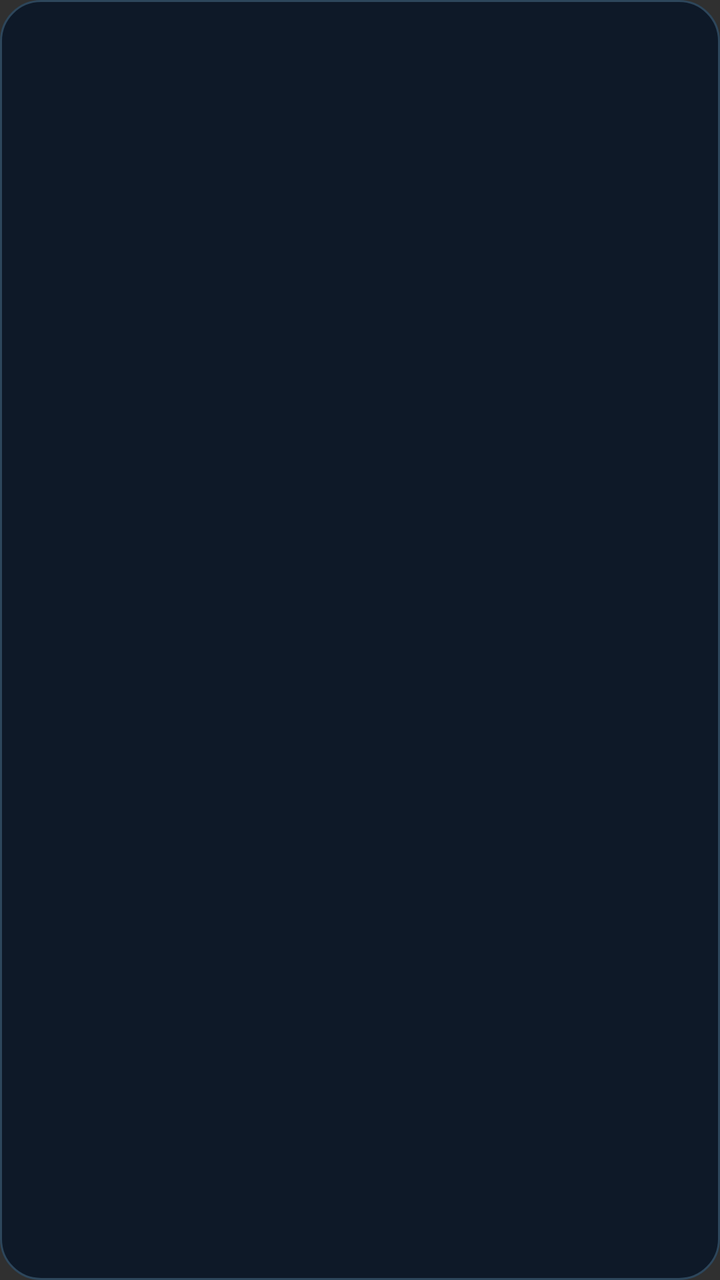
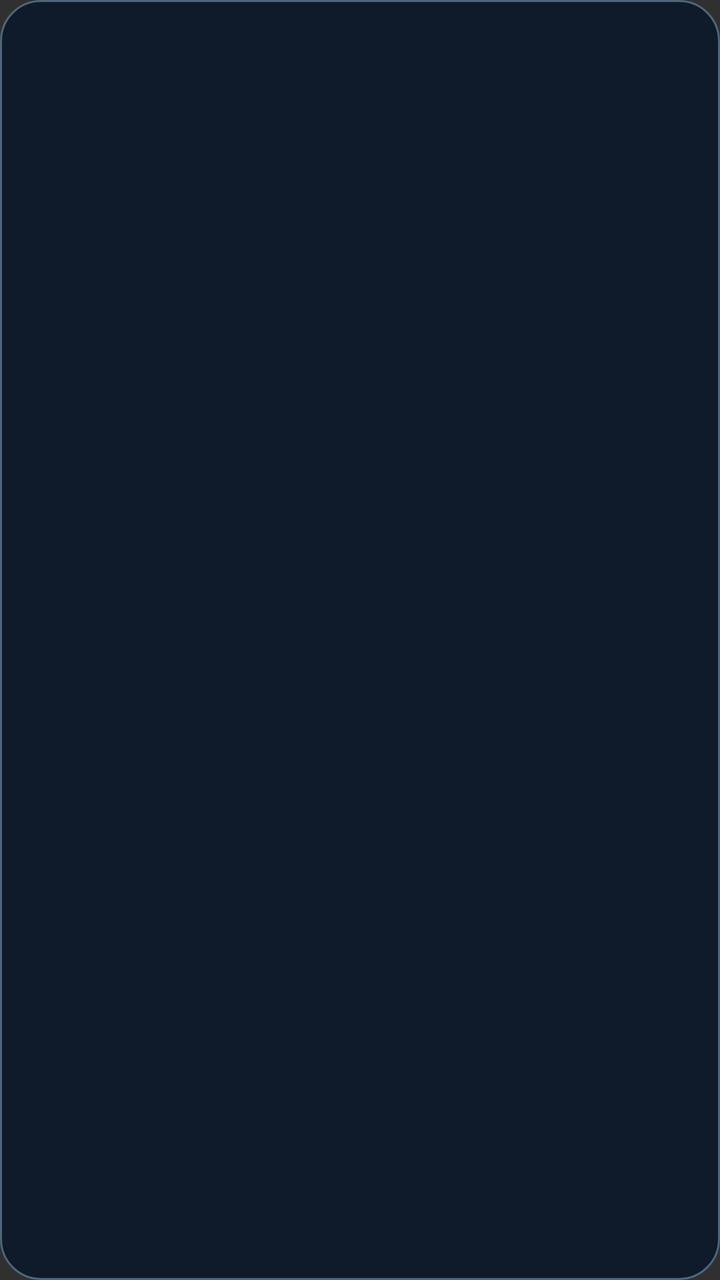

Two renders of the same Android screen: before a commit and after it. Below are the layout's source before the change and the commit's diff.
<!-- AndroidManifest.xml: application theme android:Theme.Material.NoActionBar -->
<!-- res/layout/widget_small.xml -->
<?xml version="1.0" encoding="utf-8"?>
<FrameLayout xmlns:android="http://schemas.android.com/apk/res/android"
    android:id="@+id/smallRoot"
    android:layout_width="match_parent"
    android:layout_height="match_parent"
    android:background="@drawable/widget_background">

    <ImageView
        android:id="@+id/smallArtwork"
        android:layout_width="match_parent"
        android:layout_height="match_parent"
        android:scaleType="fitCenter"
        android:contentDescription="@null" />

    <FrameLayout
        android:id="@+id/smallLoading"
        android:layout_width="match_parent"
        android:layout_height="match_parent"
        android:background="@drawable/widget_loading_background"
        android:visibility="gone">

        <ImageView
            android:id="@+id/smallRipple"
            android:layout_width="match_parent"
            android:layout_height="match_parent"
            android:scaleType="fitCenter"
            android:src="@drawable/ripple_stage_1"
            android:contentDescription="@null"/>

        <TextView
            android:id="@+id/smallLoadingText"
            android:layout_width="match_parent"
            android:layout_height="wrap_content"
            android:layout_gravity="bottom|center_horizontal"
            android:layout_marginBottom="13dp"
            android:gravity="center"
            android:text="Оновлюємо…"
            android:textColor="#F4F8FF"
            android:textSize="13sp"
            android:textStyle="bold"
            android:maxLines="1" />
    </FrameLayout>
</FrameLayout>
<!-- resources referenced by this layout -->
<resources>
  <!-- drawable ripple_stage_1 (drawable) -->
  <?xml version="1.0" encoding="utf-8"?>
  <vector xmlns:android="http://schemas.android.com/apk/res/android"
      android:width="160dp"
      android:height="160dp"
      android:viewportWidth="160"
      android:viewportHeight="160">
      <path android:fillColor="#00000000" android:strokeWidth="2.4" android:strokeColor="#D66DE8C4" android:pathData="M 67,80 A 13,13 0 1,0 93,80 A 13,13 0 1,0 67,80 Z" />
      <path android:fillColor="#00000000" android:strokeWidth="2" android:strokeColor="#786DE8C4" android:pathData="M 46,80 A 34,34 0 1,0 114,80 A 34,34 0 1,0 46,80 Z" />
      <path android:fillColor="#00000000" android:strokeWidth="1.7" android:strokeColor="#286DE8C4" android:pathData="M 24,80 A 56,56 0 1,0 136,80 A 56,56 0 1,0 24,80 Z" />
      <path android:fillColor="#F9D370" android:pathData="M 84,61 L 69,83 L 80,83 L 77,101 L 94,76 L 83,76 Z" />
  </vector>
  <!-- drawable widget_background (drawable) -->
  <?xml version="1.0" encoding="utf-8"?>
  <shape xmlns:android="http://schemas.android.com/apk/res/android">
      <solid android:color="#0E1928"/>
      <corners android:radius="20dp"/>
      <stroke android:width="1dp" android:color="#2D465B"/>
  </shape>
  <!-- drawable widget_loading_background (drawable) -->
  <?xml version="1.0" encoding="utf-8"?>
  <shape xmlns:android="http://schemas.android.com/apk/res/android">
      <solid android:color="#F50E1928"/>
      <corners android:radius="20dp"/>
      <stroke android:width="1dp" android:color="#2D465B"/>
  </shape>
</resources>

<!-- the commit's change to res/layout/widget_small.xml (unified diff, before → after) -->
@@ -3,7 +3,8 @@
     android:id="@+id/smallRoot"
     android:layout_width="match_parent"
     android:layout_height="match_parent"
-    android:background="@drawable/widget_background">
+    android:background="@drawable/widget_background"
+    android:clipToOutline="true">
 
     <ImageView
         android:id="@+id/smallArtwork"
@@ -17,6 +18,7 @@
         android:layout_width="match_parent"
         android:layout_height="match_parent"
         android:background="@drawable/widget_loading_background"
+        android:clipToOutline="true"
         android:visibility="gone">
 
         <ImageView
<!-- resource entries referenced after the edit -->
@@ -15,16 +15,16 @@
   <!-- drawable widget_background (drawable) -->
   <?xml version="1.0" encoding="utf-8"?>
   <shape xmlns:android="http://schemas.android.com/apk/res/android">
-      <solid android:color="#0E1928"/>
+      <solid android:color="#0F1B2A"/>
       <corners android:radius="20dp"/>
-      <stroke android:width="1dp" android:color="#2D465B"/>
+      <stroke android:width="1dp" android:color="#4E657B"/>
   </shape>
   <!-- drawable widget_loading_background (drawable) -->
   <?xml version="1.0" encoding="utf-8"?>
   <shape xmlns:android="http://schemas.android.com/apk/res/android">
-      <solid android:color="#F50E1928"/>
+      <solid android:color="#F50F1B2A"/>
       <corners android:radius="20dp"/>
-      <stroke android:width="1dp" android:color="#2D465B"/>
+      <stroke android:width="1dp" android:color="#4E657B"/>
   </shape>
 </resources>
 
